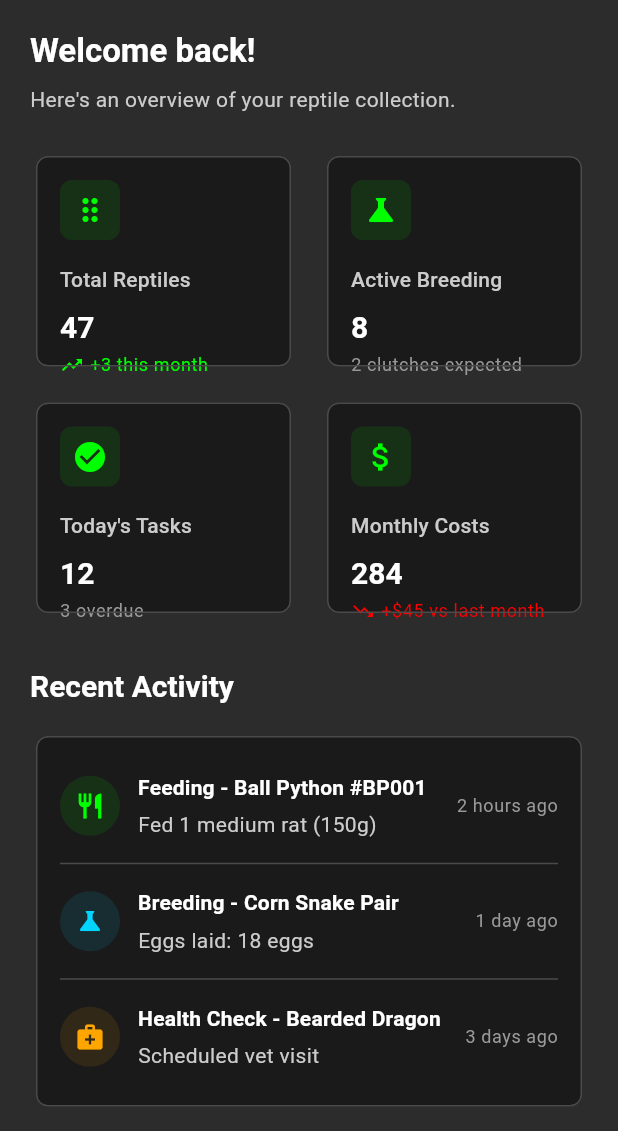
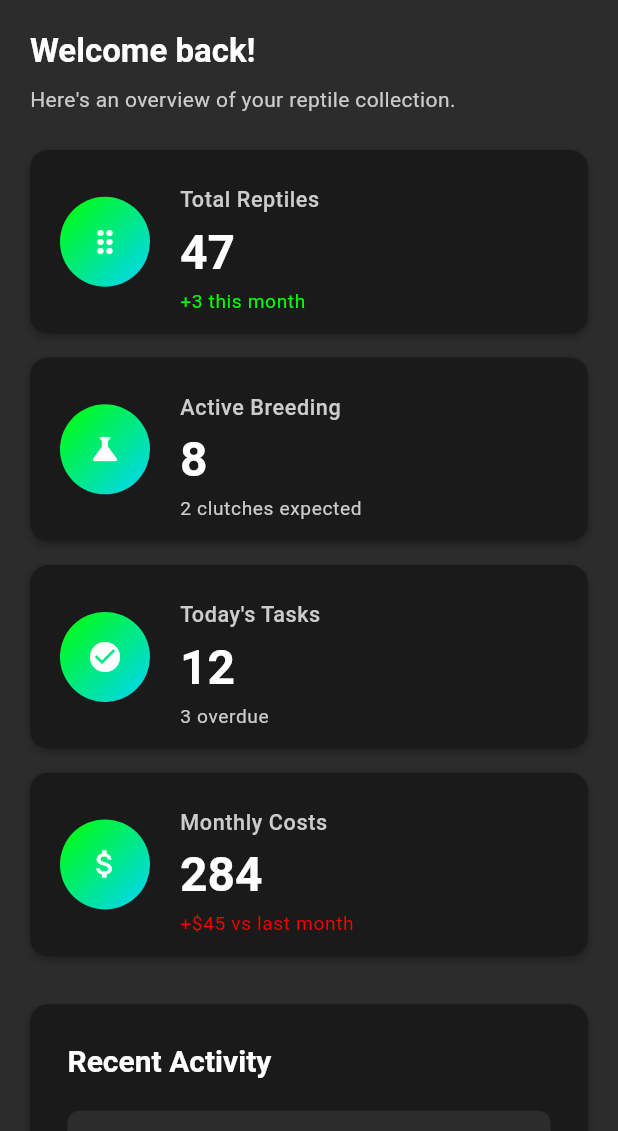
Before and after one commit to FelipeJuarezJr/RepFilesFirestore, a Flutter app: the screen it shows once a user with an empty profile is signed in, on a phone screen of 412 x 824 dp, the part 105-1236 px from its top. Run offline on Flutter 3.47's test engine with Material 3 defaults, Android fonts, the phone set to English and light mode, and no system bars; our stand-ins replace cloud_firestore, firebase_auth, firebase_core, fl_chart, shared_preferences; accounts and stored records are empty.

Commit message:
Dashboard Cards & Items styled

```diff
--- a/lib/screens/dashboard_screen.dart
+++ b/lib/screens/dashboard_screen.dart
@@ -37,10 +37,10 @@ class _DashboardScreenState extends State<DashboardScreen> {
             GridView.count(
               shrinkWrap: true,
               physics: const NeverScrollableScrollPhysics(),
-              crossAxisCount: MediaQuery.of(context).size.width > 600 ? 4 : 2,
+              crossAxisCount: MediaQuery.of(context).size.width > 600 ? 4 : 1,
               crossAxisSpacing: 16,
               mainAxisSpacing: 16,
-              childAspectRatio: 1.2,
+              childAspectRatio: 3.04,
               children: const [
                 StatCard(
                   icon: Icons.drag_indicator,
@@ -75,15 +75,27 @@ class _DashboardScreenState extends State<DashboardScreen> {
             const SizedBox(height: 32),
 
             // Recent Activity
+            Container(
+              decoration: BoxDecoration(
+                color: AppTheme.bgPrimary,
+                borderRadius: BorderRadius.circular(12),
+                boxShadow: AppTheme.shadowSm,
+              ),
+              child: Padding(
+                padding: const EdgeInsets.all(25),
+                child: Column(
+                  crossAxisAlignment: CrossAxisAlignment.start,
+                  children: [
                     Text(
                       'Recent Activity',
-              style: Theme.of(context).textTheme.headlineMedium,
+                      style: Theme.of(context).textTheme.headlineMedium?.copyWith(
+                        color: AppTheme.textPrimary,
+                        fontSize: 20,
+                        fontWeight: FontWeight.w600,
                       ),
-            const SizedBox(height: 16),
-            Card(
-              child: Padding(
-                padding: const EdgeInsets.all(16),
-                child: Column(
+                    ),
+                    const SizedBox(height: 20),
+                    Column(
                       children: const [
                         ActivityItem(
                           icon: Icons.restaurant,
@@ -92,21 +104,23 @@ class _DashboardScreenState extends State<DashboardScreen> {
                           description: 'Fed 1 medium rat (150g)',
                           time: '2 hours ago',
                         ),
-                    Divider(),
+                        SizedBox(height: 15),
                         ActivityItem(
                           icon: Icons.science,
                           iconColor: AppTheme.infoColor,
-                      title: 'Breeding - Corn Snake Pair',
-                      description: 'Eggs laid: 18 eggs',
+                          title: 'Breeding - Leopard Gecko Pair',
+                          description: 'Successful pairing recorded',
                           time: '1 day ago',
                         ),
-                    Divider(),
+                        SizedBox(height: 15),
                         ActivityItem(
-                      icon: Icons.medical_services,
+                          icon: Icons.favorite,
                           iconColor: AppTheme.warningColor,
                           title: 'Health Check - Bearded Dragon',
-                      description: 'Scheduled vet visit',
+                          description: 'Weight: 450g, Length: 18"',
                           time: '3 days ago',
+                        ),
+                      ],
                     ),
                   ],
                 ),
@@ -120,7 +134,12 @@ class _DashboardScreenState extends State<DashboardScreen> {
               style: Theme.of(context).textTheme.headlineMedium,
             ),
             const SizedBox(height: 16),
-            Card(
+            Container(
+              decoration: BoxDecoration(
+                color: AppTheme.bgPrimary,
+                borderRadius: BorderRadius.circular(12),
+                boxShadow: AppTheme.shadowSm,
+              ),
               child: Padding(
                 padding: const EdgeInsets.all(16),
                 child: Column(
@@ -210,7 +229,12 @@ class _DashboardScreenState extends State<DashboardScreen> {
             const SizedBox(height: 32),
 
             // Quick Actions
-            Card(
+            Container(
+              decoration: BoxDecoration(
+                color: AppTheme.bgPrimary,
+                borderRadius: BorderRadius.circular(12),
+                boxShadow: AppTheme.shadowSm,
+              ),
               child: Padding(
                 padding: const EdgeInsets.all(16),
                 child: Column(
@@ -227,7 +251,7 @@ class _DashboardScreenState extends State<DashboardScreen> {
                       crossAxisCount: MediaQuery.of(context).size.width > 600 ? 4 : 2,
                       crossAxisSpacing: 15,
                       mainAxisSpacing: 15,
-                      childAspectRatio: 1.3,
+                      childAspectRatio: 2.33,
                       children: [
                         _buildActionButton(
                           icon: Icons.add,
--- a/lib/widgets/activity_item.dart
+++ b/lib/widgets/activity_item.dart
@@ -1,7 +1,7 @@
 import 'package:flutter/material.dart';
 import '../utils/theme.dart';
 
-class ActivityItem extends StatelessWidget {
+class ActivityItem extends StatefulWidget {
   final IconData icon;
   final Color iconColor;
   final String title;
@@ -18,50 +18,74 @@ class ActivityItem extends StatelessWidget {
   });
 
   @override
+  State<ActivityItem> createState() => _ActivityItemState();
+}
+
+class _ActivityItemState extends State<ActivityItem> {
+  bool isHovered = false;
+
+  @override
   Widget build(BuildContext context) {
-    return Padding(
-      padding: const EdgeInsets.symmetric(vertical: 8),
+    return MouseRegion(
+      onEnter: (_) => setState(() => isHovered = true),
+      onExit: (_) => setState(() => isHovered = false),
+      child: AnimatedContainer(
+        duration: const Duration(milliseconds: 300),
+        curve: Curves.ease,
+        decoration: BoxDecoration(
+          color: isHovered ? const Color(0xFF373737) : AppTheme.bgSecondary, // RGB(55,55,55) = #373737
+          borderRadius: BorderRadius.circular(8),
+        ),
+        padding: const EdgeInsets.all(15),
         child: Row(
           children: [
             Container(
               width: 40,
               height: 40,
               decoration: BoxDecoration(
-              color: iconColor.withValues(alpha: 0.1),
+                color: widget.iconColor,
                 borderRadius: BorderRadius.circular(20),
               ),
               child: Icon(
-              icon,
-              color: iconColor,
-              size: 20,
+                widget.icon,
+                color: Colors.white,
+                size: 16,
               ),
             ),
-          const SizedBox(width: 12),
+            const SizedBox(width: 15),
             Expanded(
               child: Column(
                 crossAxisAlignment: CrossAxisAlignment.start,
                 children: [
                   Text(
-                  title,
-                  style: Theme.of(context).textTheme.titleMedium?.copyWith(
+                    widget.title,
+                    style: Theme.of(context).textTheme.titleSmall?.copyWith(
                       fontWeight: FontWeight.w600,
+                      color: AppTheme.textPrimary,
+                      fontSize: 14,
                     ),
                   ),
                   const SizedBox(height: 4),
                   Text(
-                  description,
-                  style: Theme.of(context).textTheme.bodyMedium,
+                    widget.description,
+                    style: Theme.of(context).textTheme.bodySmall?.copyWith(
+                      color: AppTheme.textSecondary,
+                      fontSize: 12,
+                    ),
+                  ),
+                  const SizedBox(height: 4),
+                  Text(
+                    widget.time,
+                    style: Theme.of(context).textTheme.bodySmall?.copyWith(
+                      color: AppTheme.textLight,
+                      fontSize: 10,
+                    ),
                   ),
                 ],
               ),
             ),
-          Text(
-            time,
-            style: Theme.of(context).textTheme.bodySmall?.copyWith(
-              color: AppTheme.textLight,
+          ],
         ),
-          ),
-        ],
       ),
     );
   }
--- a/lib/widgets/quick_action_button.dart
+++ b/lib/widgets/quick_action_button.dart
@@ -31,12 +31,12 @@ class _QuickActionButtonState extends State<QuickActionButton> {
                   child: CustomPaint(
             painter: DashedBorderPainter(
               color: _isHovered ? AppTheme.primaryColor : AppTheme.borderColor,
-            strokeWidth: 2,
-            dashPattern: const [4, 1],
+              strokeWidth: 4,
+              dashPattern: const [6, 0.0625],
             ),
                       child: AnimatedContainer(
               duration: AppTheme.transition,
-            padding: const EdgeInsets.all(20),
+              padding: const EdgeInsets.symmetric(horizontal: 20, vertical: 12),
               decoration: BoxDecoration(
                 color: _isHovered ? AppTheme.bgPrimary : AppTheme.bgSecondary,
                 borderRadius: BorderRadius.circular(AppTheme.borderRadius),
@@ -49,7 +49,7 @@ class _QuickActionButtonState extends State<QuickActionButton> {
                     size: 24, // 1.5rem equivalent
                     color: _isHovered ? AppTheme.primaryColor : AppTheme.textSecondary,
                   ),
-                const SizedBox(height: 10),
+                  const SizedBox(height: 8),
                   Text(
                     widget.label,
                     style: TextStyle(
--- a/lib/widgets/stat_card.dart
+++ b/lib/widgets/stat_card.dart
@@ -1,7 +1,7 @@
 import 'package:flutter/material.dart';
 import '../utils/theme.dart';
 
-class StatCard extends StatelessWidget {
+class StatCard extends StatefulWidget {
   final IconData icon;
   final String title;
   final String value;
@@ -18,68 +18,97 @@ class StatCard extends StatelessWidget {
   });
 
   @override
+  State<StatCard> createState() => _StatCardState();
+}
+
+class _StatCardState extends State<StatCard> {
+  bool isHovered = false;
+
+  @override
   Widget build(BuildContext context) {
-    return Card(
+    return MouseRegion(
+      onEnter: (_) => setState(() => isHovered = true),
+      onExit: (_) => setState(() => isHovered = false),
+      child: AnimatedContainer(
+        duration: const Duration(milliseconds: 300),
+        curve: Curves.ease,
+        decoration: BoxDecoration(
+          color: AppTheme.bgPrimary,
+          borderRadius: BorderRadius.circular(12),
+          boxShadow: [
+            BoxShadow(
+              color: const Color(0x4D000000), // rgba(0,0,0,0.3)
+              offset: Offset(0, isHovered ? 4 : 2),
+              blurRadius: isHovered ? 8 : 4,
+            ),
+          ],
+        ),
+        transform: isHovered ? Matrix4.translationValues(0, -2, 0) : Matrix4.identity(),
         child: Padding(
-        padding: const EdgeInsets.all(16),
-        child: Column(
-          crossAxisAlignment: CrossAxisAlignment.start,
+          padding: const EdgeInsets.symmetric(horizontal: 20, vertical: 24),
+          child: Row(
             children: [
-            Row(
-              children: [
+              // Icon container on the left
               Container(
-                  padding: const EdgeInsets.all(8),
+                width: 60,
+                height: 60,
                 decoration: BoxDecoration(
-                    color: AppTheme.primaryColor.withValues(alpha: 0.1),
-                    borderRadius: BorderRadius.circular(AppTheme.borderRadius),
+                  borderRadius: BorderRadius.circular(30),
+                  gradient: LinearGradient(
+                    begin: Alignment.topLeft,
+                    end: Alignment.bottomRight,
+                    colors: [
+                      AppTheme.primaryColor,
+                      AppTheme.primaryLight,
+                    ],
+                  ),
                 ),
                 child: Icon(
-                    icon,
-                    color: AppTheme.primaryColor,
+                  widget.icon,
+                  color: Colors.white,
                   size: 24,
                 ),
               ),
-                const Spacer(),
-              ],
-            ),
-            const SizedBox(height: 16),
+              const SizedBox(width: 20),
+              // Content on the right
+              Expanded(
+                child: Column(
+                  crossAxisAlignment: CrossAxisAlignment.start,
+                  mainAxisAlignment: MainAxisAlignment.center,
+                  children: [
                     Text(
-              title,
-              style: Theme.of(context).textTheme.titleMedium?.copyWith(
+                      widget.title,
+                      style: Theme.of(context).textTheme.bodySmall?.copyWith(
                         color: AppTheme.textSecondary,
-              ),
-            ),
-            const SizedBox(height: 8),
-            Text(
-              value,
-              style: Theme.of(context).textTheme.headlineMedium?.copyWith(
-                fontWeight: FontWeight.bold,
+                        fontWeight: FontWeight.w500,
+                        fontSize: 14.4,
                       ),
                     ),
                     const SizedBox(height: 4),
-            Row(
-              children: [
-                if (isPositive != null) ...[
-                  Icon(
-                    isPositive! ? Icons.trending_up : Icons.trending_down,
-                    size: 16,
-                    color: isPositive! ? AppTheme.successColor : AppTheme.dangerColor,
+                    Text(
+                      widget.value,
+                      style: Theme.of(context).textTheme.headlineMedium?.copyWith(
+                        fontWeight: FontWeight.bold,
+                        fontSize: 32,
                       ),
-                  const SizedBox(width: 4),
-                ],
+                    ),
+                    const SizedBox(height: 4),
                     Text(
-                  change,
+                      widget.change,
                       style: Theme.of(context).textTheme.bodySmall?.copyWith(
-                    color: isPositive == null
-                        ? AppTheme.textLight
-                        : isPositive!
+                        color: widget.isPositive == null
+                            ? AppTheme.textSecondary
+                            : widget.isPositive!
                                 ? AppTheme.successColor
                                 : AppTheme.dangerColor,
+                        fontSize: 12.8,
                       ),
                     ),
                   ],
                 ),
+              ),
             ],
+          ),
         ),
       ),
     );
```
Also changed, not shown: 1 other file. Lines whose indentation alone changed are shown as unchanged.
